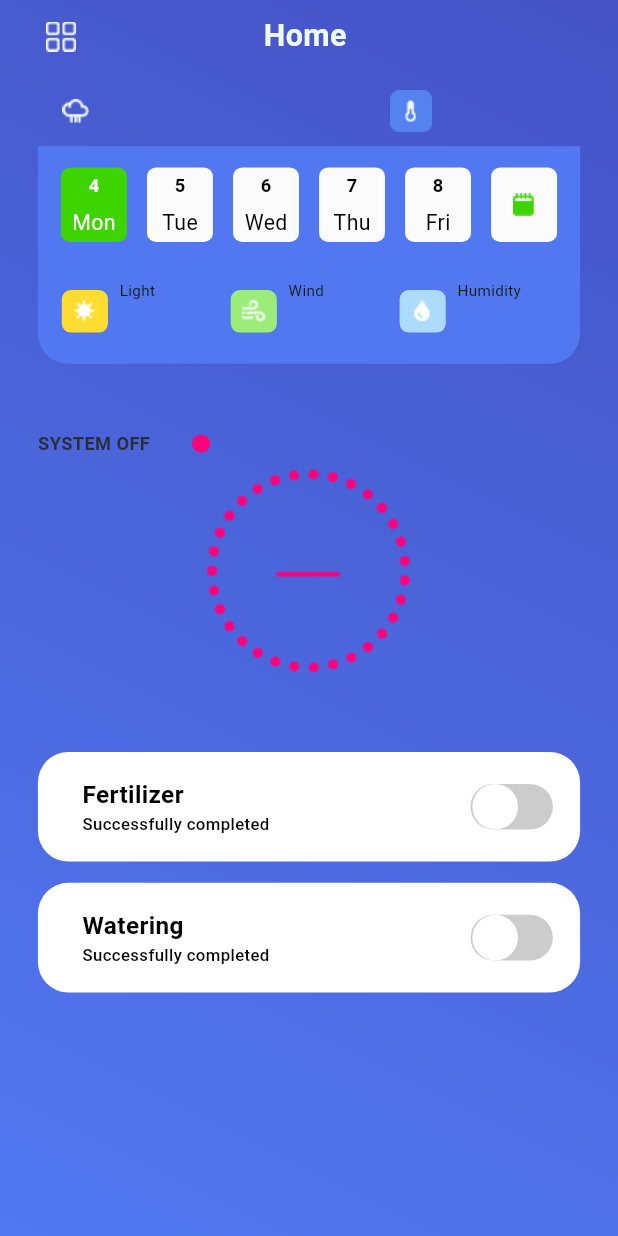
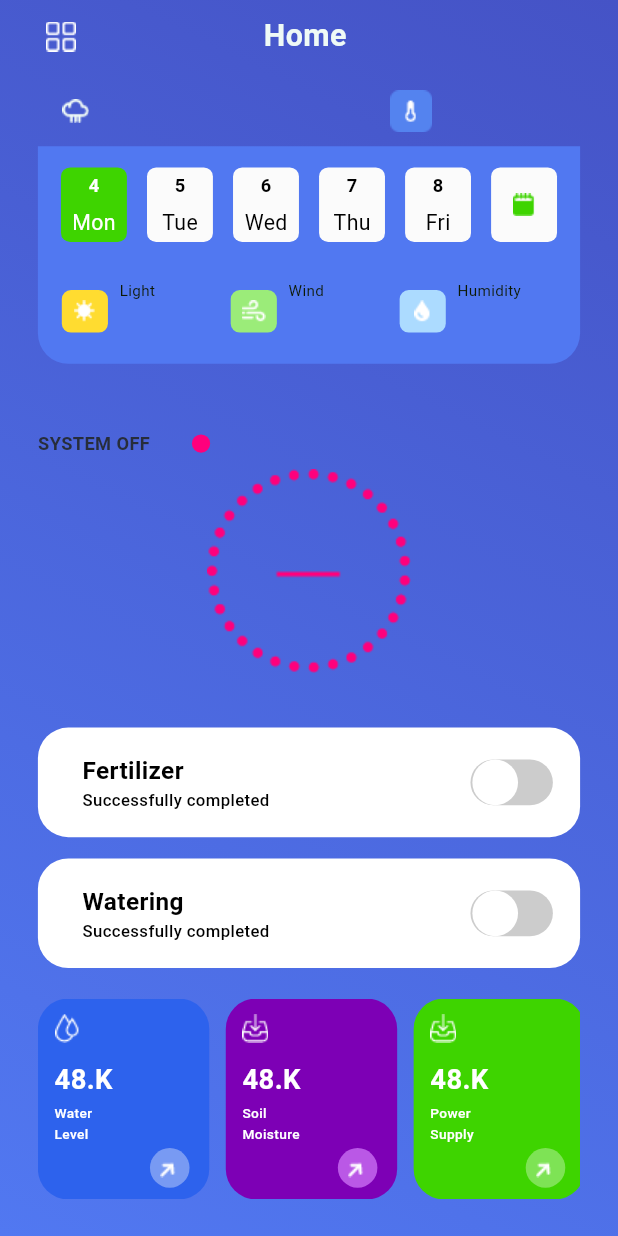
Before and after one commit to WShashinduChamika/MiniProject-AQUO-, a Flutter app: the HomeScreen screen opened directly, on a phone screen of 412 x 824 dp. Run offline on Flutter 3.47's test engine with Material 3 defaults, Android fonts, the phone set to English and light mode, and no system bars; our stand-ins replace flutter_screenutil, smooth_page_indicator; Roboto replaces fonts that are missing (Montserrat, Muli).

Commit message:
Adding status list on home screen #6

```diff
--- /dev/null
+++ b/aquo/lib/reusable_widgets/home_components/status_level/status_level.dart
@@ -0,0 +1,126 @@
+import 'package:flutter/material.dart';
+import 'package:flutter_screenutil/flutter_screenutil.dart';
+
+class StatusLevel extends StatefulWidget {
+  final Color bgclr;
+  final String img;
+  final String txt1;
+  final String txt2;
+  final String txt3;
+  final Color arrowBgClr;
+  final Function() navigateT0;
+  const StatusLevel({
+    super.key,
+    required this.bgclr,
+    required this.img,
+    required this.txt1,
+    required this.txt2,
+    required this.txt3,
+    required this.arrowBgClr,
+    required this.navigateT0,
+  });
+
+  @override
+  State<StatusLevel> createState() => _StatusLevelState();
+}
+
+class _StatusLevelState extends State<StatusLevel> {
+  @override
+  Widget build(BuildContext context) {
+    return GestureDetector(
+      onTap: () {
+        widget.navigateT0();
+      },
+      child: Container(
+        margin: EdgeInsets.only(right: 10.w),
+        height: 129.h,
+        width: 104.w,
+        decoration: BoxDecoration(
+          color: widget.bgclr,
+          borderRadius: BorderRadius.all(
+            Radius.circular(20.r),
+          ),
+        ),
+        child: Column(
+          mainAxisAlignment: MainAxisAlignment.start,
+          crossAxisAlignment: CrossAxisAlignment.start,
+          children: [
+            Container(
+              margin: EdgeInsets.only(
+                top: 10.h,
+                left: 10.w,
+              ),
+              child: Image(
+                width: 16.w,
+                height: 19.h,
+                image: AssetImage(widget.img),
+              ),
+            ),
+            Container(
+              margin: EdgeInsets.only(
+                top: 12.h,
+                left: 10.w,
+              ),
+              child: Text(
+                widget.txt1,
+                style: TextStyle(
+                  fontFamily: 'Montserrat',
+                  fontWeight: FontWeight.bold,
+                  fontSize: 18.sp,
+                  color: const Color(0xFFFFFFFF),
+                ),
+              ),
+            ),
+            Container(
+              margin: EdgeInsets.only(
+                top: 2.h,
+                left: 10.w,
+              ),
+              child: Text(
+                widget.txt2,
+                style: TextStyle(
+                  fontFamily: 'Montserrat',
+                  fontWeight: FontWeight.w500,
+                  fontSize: 9.sp,
+                  color: const Color(0xFFFFFFFF),
+                ),
+              ),
+            ),
+            Container(
+              margin: EdgeInsets.only(
+                top: 1.h,
+                left: 10.w,
+              ),
+              child: Text(
+                widget.txt3,
+                style: TextStyle(
+                  fontFamily: 'Montserrat',
+                  fontWeight: FontWeight.w500,
+                  fontSize: 9.sp,
+                  color: const Color(0xFFFFFFFF),
+                ),
+              ),
+            ),
+            Container(
+              margin: EdgeInsets.only(
+                top: 3.h,
+                left: 67.w,
+              ),
+              height: 26.h,
+              width: 26.w,
+              decoration: BoxDecoration(
+                shape: BoxShape.circle,
+                color: widget.arrowBgClr,
+              ),
+              child: Image(
+                height: 8.h,
+                width: 9.w,
+                image: const AssetImage('images/home/arrow.png'),
+              ),
+            ),
+          ],
+        ),
+      ),
+    );
+  }
+}
--- /dev/null
+++ b/aquo/lib/reusable_widgets/home_components/status_level/status_level_list.dart
@@ -0,0 +1,79 @@
+import 'package:aquo/reusable_widgets/home_components/status_level/status_level.dart';
+import 'package:flutter/material.dart';
+import 'package:flutter_screenutil/flutter_screenutil.dart';
+
+class StatusLevelList extends StatefulWidget {
+  const StatusLevelList({super.key});
+
+  @override
+  State<StatusLevelList> createState() => _StatusLevelListState();
+}
+
+class _StatusLevelListState extends State<StatusLevelList> {
+  @override
+  Widget build(BuildContext context) {
+    return //begining of the bottom part
+        SizedBox(
+      height: 132.h,
+      width: 329.w,
+      child: ListView(
+        scrollDirection: Axis.horizontal,
+        children: [
+          StatusLevel(
+            bgclr: const Color(0xFF2D62ED),
+            img: 'images/home/waterlevel.png',
+            txt1: '48.K',
+            txt2: 'Water',
+            txt3: 'Level',
+            arrowBgClr: const Color(0xFF789AF3),
+            navigateT0: () {},
+          ),
+          StatusLevel(
+              bgclr: const Color(0xFF7D00B5),
+              img: 'images/home/download.png',
+              txt1: '48.K',
+              txt2: 'Soil',
+              txt3: 'Moisture',
+              arrowBgClr: const Color(0xFFBA58E6),
+              navigateT0: () {}),
+          StatusLevel(
+            bgclr: const Color(0xFF3ED400),
+            img: 'images/home/download.png',
+            txt1: '48.K',
+            txt2: 'Power',
+            txt3: 'Supply',
+            arrowBgClr: const Color(0xFF7EE355),
+            navigateT0: () {},
+          ),
+          StatusLevel(
+            bgclr: const Color(0xFFFF007C),
+            img: 'images/home/download.png',
+            txt1: '48.K',
+            txt2: 'Fertilizer',
+            txt3: 'Status',
+            arrowBgClr: const Color(0xFFE15398),
+            navigateT0: () {},
+          ),
+          StatusLevel(
+            bgclr: const Color(0xFF3ED400),
+            img: 'images/home/download.png',
+            txt1: '48.K',
+            txt2: 'Power',
+            txt3: 'Supply',
+            arrowBgClr: const Color(0xFF7EE355),
+            navigateT0: () {},
+          ),
+          StatusLevel(
+            bgclr: const Color(0xFF7D00B5),
+            img: 'images/home/download.png',
+            txt1: '48.K',
+            txt2: 'Power',
+            txt3: 'Supply',
+            arrowBgClr: const Color(0xFFBA58E6),
+            navigateT0: () {},
+          ),
+        ],
+      ),
+    );
+  }
+}
--- a/aquo/lib/screens/home.dart
+++ b/aquo/lib/screens/home.dart
@@ -4,6 +4,7 @@ import 'package:aquo/reusable_widgets/home_components/calender_&_weathertool_mai
 import 'package:aquo/reusable_widgets/home_components/cloudStatus_and_temp_%20tools/temp_cloud_tools.dart';
 import 'package:aquo/reusable_widgets/home_components/cloudStatus_and_temp_%20tools/weather_tooltype01.dart';
 import 'package:aquo/reusable_widgets/home_components/navbar.dart';
+import 'package:aquo/reusable_widgets/home_components/status_level/status_level_list.dart';
 import 'package:aquo/reusable_widgets/home_components/top_menu.dart';
 import 'package:aquo/reusable_widgets/system_switches/main_switch.dart';
 import 'package:aquo/reusable_widgets/system_switches/system_switch.dart';
@@ -63,7 +64,10 @@ class _HomeScreenState extends State<HomeScreen> {
                     ],
                   ),
                 ),
-                child: Column(
+                child: ListView(
+                  scrollDirection: Axis.vertical,
+                  children: [
+                    Column(
                       children: [
                         Container(
                           height: 48.h,
@@ -205,7 +209,7 @@ class _HomeScreenState extends State<HomeScreen> {
                         ),
                         //end of the main switch
                         SizedBox(
-                      height: 46.h,
+                          height: 30.h,
                         ),
                         //Begining of the fertilizer switch
                         SystemSwitch(
@@ -234,6 +238,10 @@ class _HomeScreenState extends State<HomeScreen> {
                         //end of the watering switch
                         SizedBox(
                           height: 20.h,
+                        ),
+                        //status list
+                        const StatusLevelList(),
+                      ],
                     ),
                   ],
                 ),
```
Lines whose indentation alone changed are shown as unchanged.
